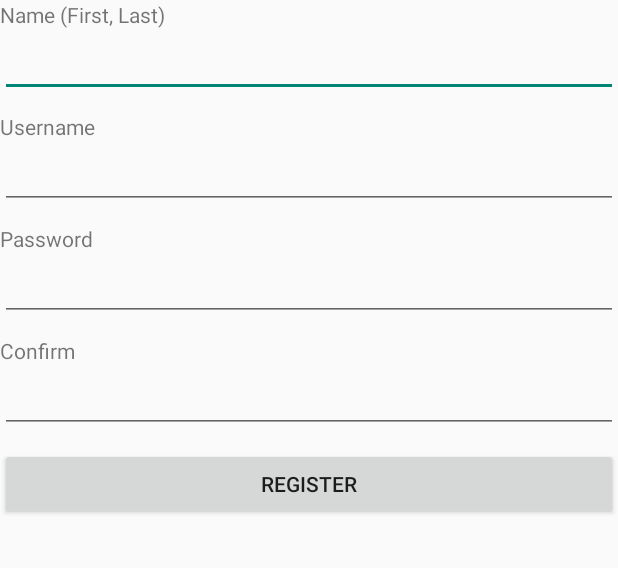
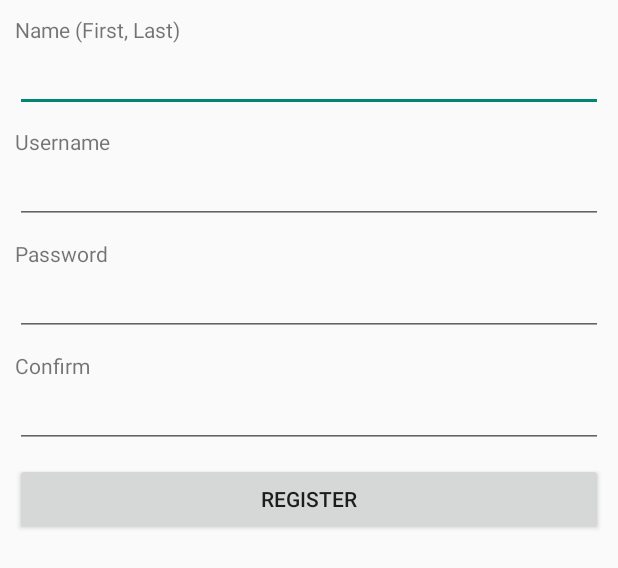
Before and after one commit to bmle/hackbrown2016, an Android app: the layout activity_signup.xml on its own in the app's theme, with its tools: preview values and no code run, on a phone screen of 412 x 824 dp. Shown: the top 568 px of the screen. Run offline under Robolectric (Android 15) with nearby library versions, the phone set to English and light mode, and no system bars.

Commit message:
12:43 Changes

```diff
--- a/app/src/main/AndroidManifest.xml
+++ b/app/src/main/AndroidManifest.xml
@@ -11,6 +11,9 @@
             android:name=".LoginActivity"
             android:label="@string/title_activity_login" />
         <activity
+            android:name=".Register"
+            android:label="@string/title_activity_register"></activity>
+>>>>>>> Stashed changes
             android:name=".SignUpActivity"
             android:label="@string/activity_signup" />
     </application>
--- a/app/src/main/java/bmle/hackbrown2016/SignUpActivity.java
+++ b/app/src/main/java/bmle/hackbrown2016/SignUpActivity.java
@@ -2,8 +2,6 @@ package bmle.hackbrown2016;
 
 import android.os.Bundle;
 import android.support.v7.app.ActionBarActivity;
-
-public class Register extends ActionBarActivity {
 
 public class SignUpActivity extends ActionBarActivity {
 
@@ -12,5 +10,4 @@ public class SignUpActivity extends ActionBarActivity {
         super.onCreate(savedInstanceState);
         setContentView(R.layout.activity_signup);
     }
-
 }
--- a/app/src/main/res/layout/activity_signup.xml
+++ b/app/src/main/res/layout/activity_signup.xml
@@ -3,7 +3,7 @@
     xmlns:tools="http://schemas.android.com/tools"
     android:orientation = "vertical"
     android:layout_height="match_parent"
-    android:paddings="10dp"
+    android:padding="10dp"
     android:layout_width="match_parent"
     >
 
```
Also changed, not shown: 2 other files.
